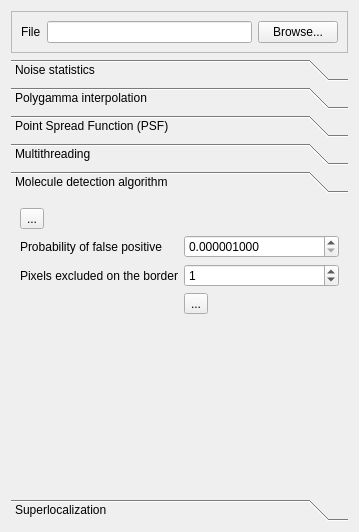
Qt form src/qudi/gui/molecule_localization/settings.ui (Lab-on-a-Molecule-Quantum-Nanophotonics/qudi-lab-on-a-molecule-modules) before a commit.
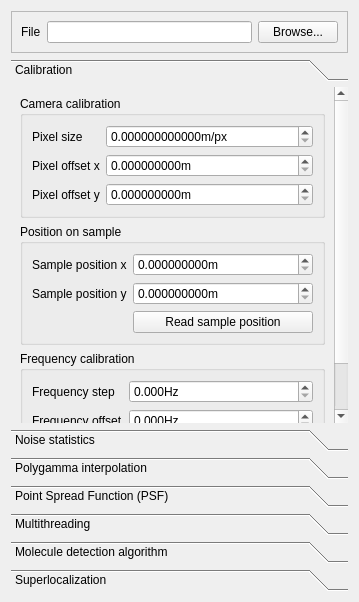
The same form after that commit. The open tabs and pages were chosen to show the change. Custom widgets are drawn as their Qt base class.

Commit message: WIP: molecule localization GUI

Diff of the .ui file:
```diff
--- a/src/qudi/gui/molecule_localization/settings.ui
+++ b/src/qudi/gui/molecule_localization/settings.ui
@@ -7,7 +7,7 @@
     <x>0</x>
     <y>0</y>
     <width>359</width>
-    <height>532</height>
+    <height>543</height>
    </rect>
   </property>
   <property name="sizePolicy">
@@ -64,7 +64,183 @@
      <property name="currentIndex">
       <number>0</number>
      </property>
-     <widget class="QWidget" name="page_2">
+     <widget class="QWidget" name="scalingPage">
+      <attribute name="label">
+       <string>Calibration</string>
+      </attribute>
+      <layout class="QVBoxLayout" name="verticalLayout_8">
+       <item>
+        <widget class="QGroupBox" name="groupBox_3">
+         <property name="title">
+          <string>Camera calibration</string>
+         </property>
+         <layout class="QFormLayout" name="formLayout_7">
+          <item row="0" column="0">
+           <widget class="QLabel" name="label_5">
+            <property name="text">
+             <string>Pixel size</string>
+            </property>
+           </widget>
+          </item>
+          <item row="0" column="1">
+           <widget class="ScienDSpinBox" name="pixelSizeDoubleSpinBox">
+            <property name="suffix">
+             <string>m/px</string>
+            </property>
+            <property name="decimals">
+             <number>12</number>
+            </property>
+           </widget>
+          </item>
+          <item row="1" column="0">
+           <widget class="QLabel" name="label_9">
+            <property name="text">
+             <string>Pixel offset x</string>
+            </property>
+           </widget>
+          </item>
+          <item row="1" column="1">
+           <widget class="ScienDSpinBox" name="pixelOffsetXDoubleSpinBox">
+            <property name="suffix">
+             <string>m</string>
+            </property>
+            <property name="decimals">
+             <number>9</number>
+            </property>
+           </widget>
+          </item>
+          <item row="2" column="1">
+           <widget class="ScienDSpinBox" name="pixelOffsetYDoubleSpinBox">
+            <property name="suffix">
+             <string>m</string>
+            </property>
+            <property name="decimals">
+             <number>9</number>
+            </property>
+           </widget>
+          </item>
+          <item row="2" column="0">
+           <widget class="QLabel" name="label_15">
+            <property name="text">
+             <string>Pixel offset y</string>
+            </property>
+           </widget>
+          </item>
+         </layout>
+        </widget>
+       </item>
+       <item>
+        <widget class="QGroupBox" name="groupBox_4">
+         <property name="title">
+          <string>Position on sample</string>
+         </property>
+         <property name="checkable">
+          <bool>false</bool>
+         </property>
+         <layout class="QFormLayout" name="formLayout_8">
+          <item row="0" column="0">
+           <widget class="QLabel" name="label_22">
+            <property name="text">
+             <string>Sample position x</string>
+            </property>
+           </widget>
+          </item>
+          <item row="0" column="1">
+           <widget class="ScienDSpinBox" name="samplePositionXDoubleSpinBox">
+            <property name="suffix">
+             <string>m</string>
+            </property>
+            <property name="decimals">
+             <number>9</number>
+            </property>
+           </widget>
+          </item>
+          <item row="1" column="0">
+           <widget class="QLabel" name="label_25">
+            <property name="text">
+             <string>Sample position y</string>
+            </property>
+           </widget>
+          </item>
+          <item row="1" column="1">
+           <widget class="ScienDSpinBox" name="samplePositionYDoubleSpinBox">
+            <property name="suffix">
+             <string>m</string>
+            </property>
+            <property name="decimals">
+             <number>9</number>
+            </property>
+           </widget>
+          </item>
+          <item row="2" column="1">
+           <widget class="QPushButton" name="readSamplePositionPushButton">
+            <property name="text">
+             <string>Read sample position</string>
+            </property>
+           </widget>
+          </item>
+         </layout>
+        </widget>
+       </item>
+       <item>
+        <widget class="QGroupBox" name="groupBox_5">
+         <property name="title">
+          <string>Frequency calibration</string>
+         </property>
+         <layout class="QFormLayout" name="formLayout_9">
+          <item row="0" column="0">
+           <widget class="QLabel" name="label_28">
+            <property name="text">
+             <string>Frequency step</string>
+            </property>
+           </widget>
+          </item>
+          <item row="0" column="1">
+           <widget class="ScienDSpinBox" name="frequencyStepDoubleSpinBox">
+            <property name="suffix">
+             <string>Hz</string>
+            </property>
+            <property name="decimals">
+             <number>3</number>
+            </property>
+            <property name="maximum">
+             <double>1000000000000000.000000000000000</double>
+            </property>
+           </widget>
+          </item>
+          <item row="1" column="0">
+           <widget class="QLabel" name="label_29">
+            <property name="text">
+             <string>Frequency offset</string>
+            </property>
+           </widget>
+          </item>
+          <item row="1" column="1">
+           <widget class="ScienDSpinBox" name="frequencyOffsetDoubleSpinBox">
+            <property name="suffix">
+             <string>Hz</string>
+            </property>
+            <property name="decimals">
+             <number>3</number>
+            </property>
+            <property name="maximum">
+             <double>1000000000000000.000000000000000</double>
+            </property>
+           </widget>
+          </item>
+         </layout>
+        </widget>
+       </item>
+       <item>
+        <widget class="QPushButton" name="updateCalibrationPushButton">
+         <property name="text">
+          <string>Update calibration</string>
+         </property>
+        </widget>
+       </item>
+      </layout>
+     </widget>
+     <widget class="QWidget" name="parametersEstimationPage">
       <property name="geometry">
        <rect>
         <x>0</x>
@@ -635,7 +811,7 @@
         <x>0</x>
         <y>0</y>
         <width>341</width>
-        <height>284</height>
+        <height>257</height>
        </rect>
       </property>
       <attribute name="label">
@@ -657,10 +833,10 @@
          <item row="0" column="1">
           <widget class="ScienDSpinBox" name="probabilityOfFalsePositiveDoubleSpinBox">
            <property name="decimals">
-            <number>9</number>
+            <number>3</number>
            </property>
            <property name="minimum">
-            <double>0.000001000000000</double>
+            <double>0.000000000000000</double>
            </property>
            <property name="maximum">
             <double>1.000000000000000</double>
```
Left out of the diff: 103 changed lines with no effect on the pictures. The commit also changes 3 other files.
